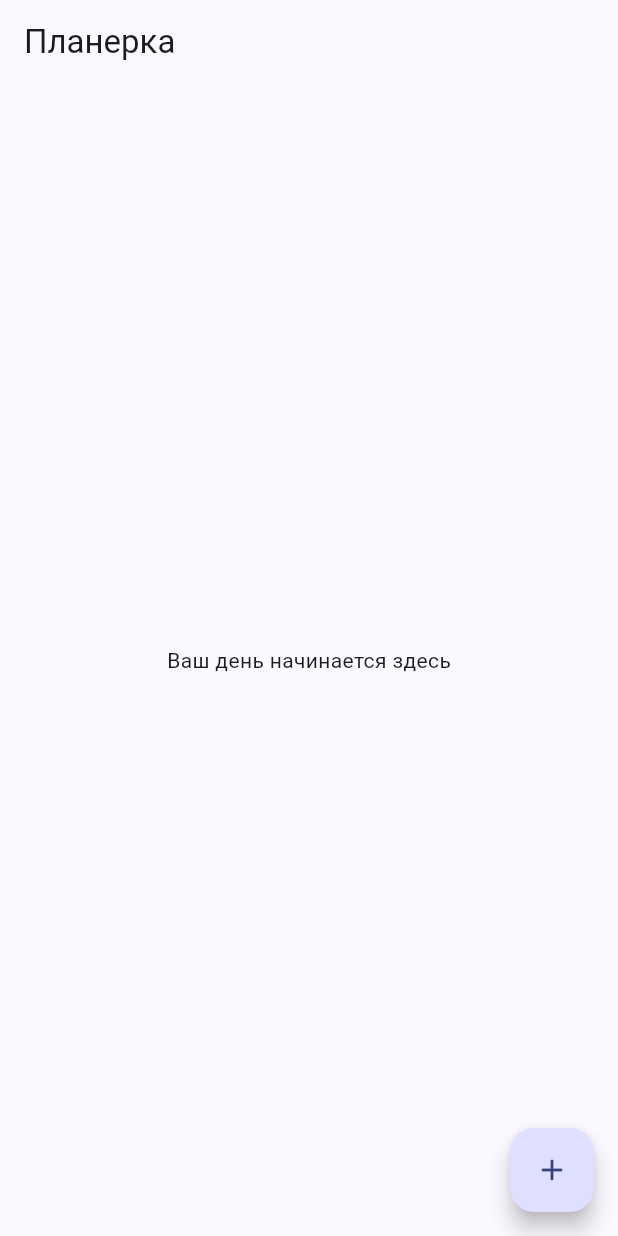
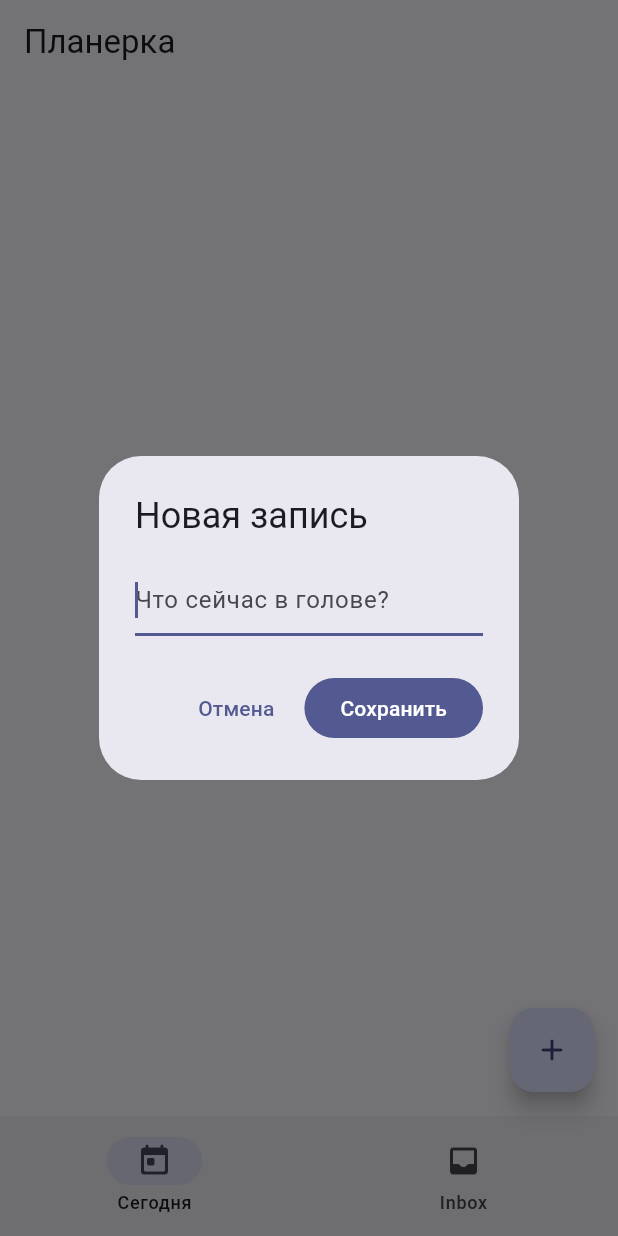
Before and after one commit to d3c0r1x/planerka, a Flutter app: the screen it shows after launch, after a tap on the "add" icon, on a phone screen of 412 x 824 dp. Run offline on Flutter 3.47's test engine with Material 3 defaults, Android fonts, the phone set to English and light mode, and no system bars; our stand-ins replace sqflite, sqflite_common; accounts and stored records are empty.

Commit message:
feat: add Inbox capture and triage

```diff
--- a/lib/app.dart
+++ b/lib/app.dart
@@ -1,11 +1,70 @@
 import 'package:flutter/material.dart';
 
 import 'core/app_database.dart';
+import 'features/inbox/inbox_repository.dart';
+import 'features/inbox/inbox_screen.dart';
 
-class PlanerkaApp extends StatelessWidget {
+class PlanerkaApp extends StatefulWidget {
   const PlanerkaApp({super.key, this.database});
 
   final AppDatabase? database;
+
+  @override
+  State<PlanerkaApp> createState() => _PlanerkaAppState();
+}
+
+class _PlanerkaAppState extends State<PlanerkaApp> {
+  int _tab = 0;
+  int _inboxVersion = 0;
+
+  Future<void> _add(BuildContext dialogContext) async {
+    final database = widget.database;
+    if (database == null) return;
+    var draft = '';
+    var showError = false;
+    final text = await showDialog<String>(
+      context: dialogContext,
+      builder: (context) => StatefulBuilder(
+        builder: (context, updateDialog) => AlertDialog(
+          title: const Text('Новая запись'),
+          content: TextField(
+            onChanged: (value) => draft = value,
+            autofocus: true,
+            minLines: 1,
+            maxLines: 4,
+            decoration: InputDecoration(
+              hintText: 'Что сейчас в голове?',
+              errorText: showError ? 'Введите задачу' : null,
+            ),
+          ),
+          actions: [
+            TextButton(
+              onPressed: () => Navigator.pop(context),
+              child: const Text('Отмена'),
+            ),
+            FilledButton(
+              onPressed: () {
+                if (draft.trim().isEmpty) {
+                  updateDialog(() => showError = true);
+                  return;
+                }
+                Navigator.pop(context, draft);
+              },
+              child: const Text('Сохранить'),
+            ),
+          ],
+        ),
+      ),
+    );
+    if (text == null) return;
+    await InboxRepository(database).add(text);
+    if (mounted) {
+      setState(() {
+        _tab = 1;
+        _inboxVersion++;
+      });
+    }
+  }
 
   @override
   Widget build(BuildContext context) {
@@ -17,12 +76,35 @@ class PlanerkaApp extends StatelessWidget {
         colorScheme: ColorScheme.fromSeed(seedColor: const Color(0xFF5263D8)),
       ),
       home: Scaffold(
-        appBar: AppBar(title: const Text('Планерка')),
-        body: const Center(child: Text('Ваш день начинается здесь')),
-        floatingActionButton: FloatingActionButton(
-          onPressed: () {},
-          tooltip: 'Добавить',
-          child: const Icon(Icons.add_rounded),
+        appBar: AppBar(title: Text(_tab == 0 ? 'Планерка' : 'Inbox')),
+        body: _tab == 0
+            ? const Center(child: Text('Ваш день начинается здесь'))
+            : widget.database == null
+            ? const Center(child: Text('Данные недоступны'))
+            : InboxScreen(
+                key: ValueKey(_inboxVersion),
+                repository: InboxRepository(widget.database!),
+              ),
+        bottomNavigationBar: NavigationBar(
+          selectedIndex: _tab,
+          onDestinationSelected: (index) => setState(() => _tab = index),
+          destinations: const [
+            NavigationDestination(
+              icon: Icon(Icons.today_rounded),
+              label: 'Сегодня',
+            ),
+            NavigationDestination(
+              icon: Icon(Icons.inbox_rounded),
+              label: 'Inbox',
+            ),
+          ],
+        ),
+        floatingActionButton: Builder(
+          builder: (context) => FloatingActionButton(
+            onPressed: () => _add(context),
+            tooltip: 'Добавить',
+            child: const Icon(Icons.add_rounded),
+          ),
         ),
       ),
     );
--- a/pubspec.yaml
+++ b/pubspec.yaml
@@ -37,6 +37,7 @@ dependencies:
   sqflite: ^2.4.4+1
   path: ^1.9.1
   sqflite_common: ^2.5.13+1
+  uuid: ^4.6.0
 
 dev_dependencies:
   flutter_test:
```
Also changed, not shown: lib/features/inbox/inbox_repository.dart (added, +105 -0 lines), lib/features/inbox/inbox_screen.dart (added, +121 -0 lines), lib/features/inbox/triage.dart (added, +8 -0 lines), pubspec.lock, 2 other files.
